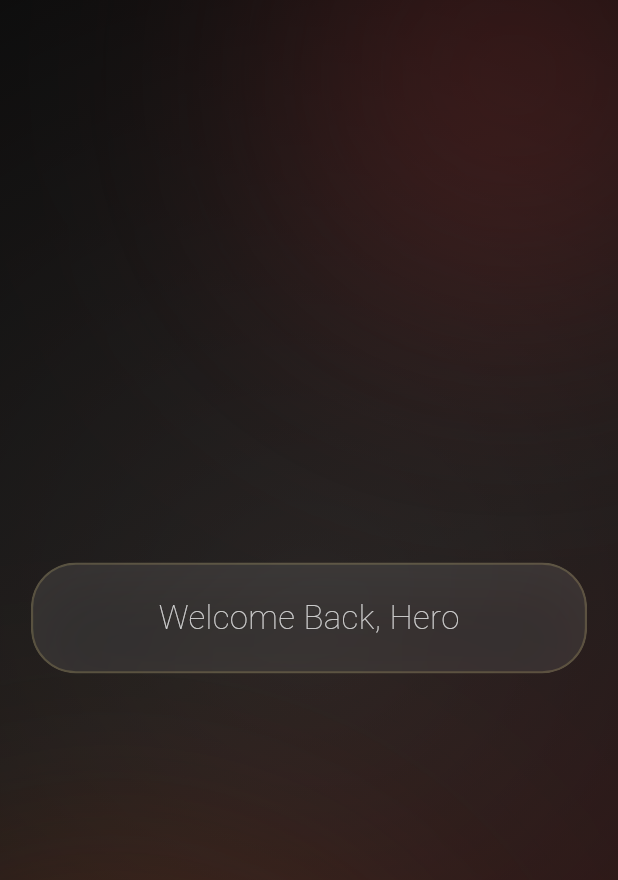
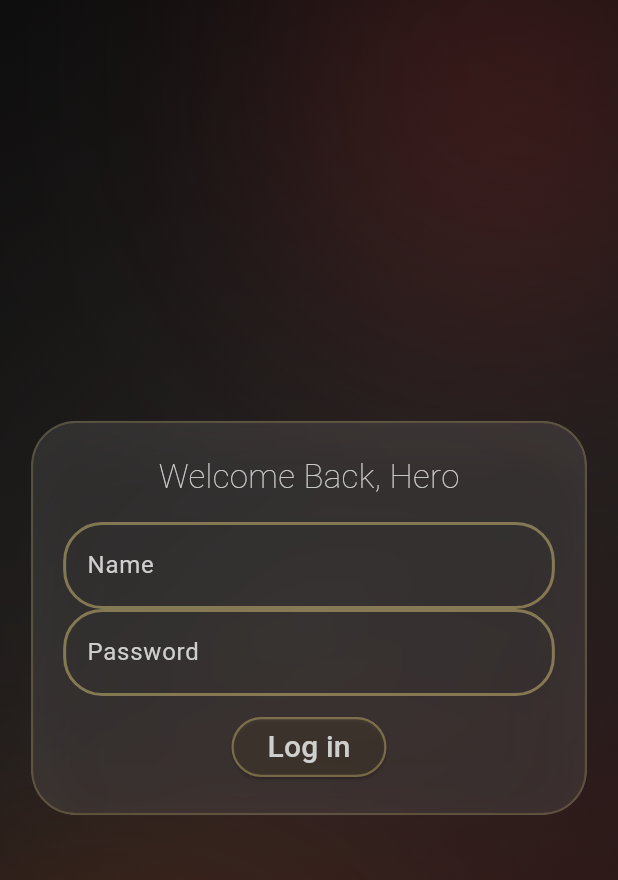
Before and after one commit to P-Chromczak/fantasy_game, a Flutter app: the screen it shows after launch, on a phone screen of 412 x 824 dp. Shown: the top 880 px of the screen. Run offline on Flutter 3.47's test engine with Material 3 defaults, Android fonts, the phone set to English and light mode, and no system bars; our stand-ins replace flutter_svg.

Commit message:
Add auth form field with button

```diff
--- a/lib/screens/login_screen.dart
+++ b/lib/screens/login_screen.dart
@@ -2,6 +2,8 @@ import 'package:flutter/material.dart';
 
 import '../widgets/auth/auth_background.dart';
 import '../widgets/auth/auth_glass_card.dart';
+import '../widgets/auth/auth_form_field.dart';
+import '../widgets/auth/auth_button.dart';
 
 class LoginScreen extends StatefulWidget {
   const LoginScreen({super.key});
@@ -31,6 +33,27 @@ class _LoginScreenState extends State<LoginScreen> {
                       color: Color.fromARGB(255, 207, 207, 207),
                     ),
                   ),
+
+                const SizedBox(height: 15),
+
+                AuthFormField(
+                  labelText: "Name",
+                  hintText: "Enter your name",
+                ),
+
+                AuthFormField(
+                  obscureText: true,
+                  labelText: "Password",
+                  hintText: "Enter your Password",
+                ),
+
+                const SizedBox(height: 10),
+
+                AuthButton(
+                  buttonText: "Log in",
+                  onPressed: () {},
+                ),
+
                 ],
               ),
             ),
```
